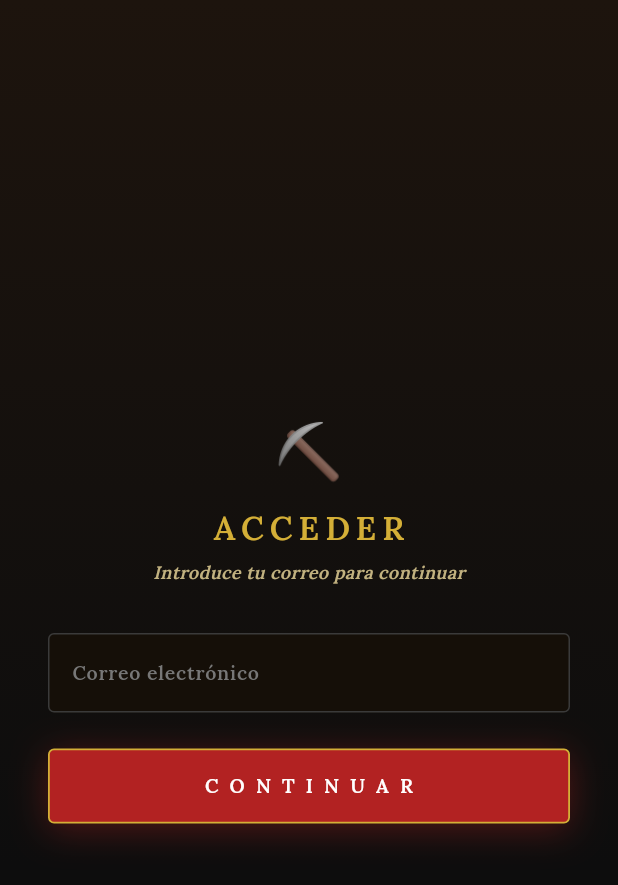
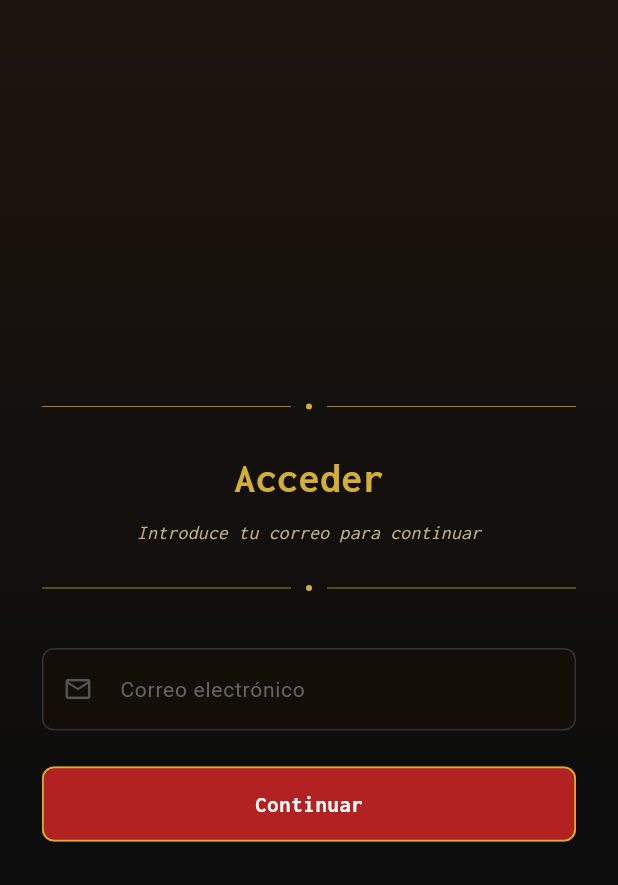
Before and after one commit to rocioxx/ProyectoFinalGrado, a Flutter app: the screen it shows after launch, after a tap on the "play arrow" icon, on a phone screen of 412 x 824 dp. Shown: the top 885 px of the screen. Run offline on Flutter 3.47's test engine with Material 3 defaults, Android fonts, the phone set to English and light mode, and no system bars; our stand-ins replace supabase_flutter; accounts and stored records are empty.

Commit message:
Cambio de fuente

```diff
--- a/proyectofinalgrado/lib/screens/game_over_screen.dart
+++ b/proyectofinalgrado/lib/screens/game_over_screen.dart
@@ -16,7 +16,7 @@ class GameOverScreen extends StatelessWidget {
             const Text(
               'GAME OVER',
               style: TextStyle(
-                fontFamily: 'Lora',
+                fontFamily: 'Inconsolata',
                 fontSize: 42,
                 fontWeight: FontWeight.bold,
                 color: Color(0xFFE8706A),
@@ -65,7 +65,7 @@ class _MenuButton extends StatelessWidget {
           label,
           textAlign: TextAlign.center,
           style: const TextStyle(
-            fontFamily: 'Lora',
+            fontFamily: 'Inconsolata',
             fontSize: 16,
             color: Color.fromARGB(200, 255, 255, 255),
             letterSpacing: 1,
--- a/proyectofinalgrado/lib/screens/login_screen.dart
+++ b/proyectofinalgrado/lib/screens/login_screen.dart
@@ -10,20 +10,20 @@ class LoginScreen extends StatefulWidget {
 }
 
 class _LoginScreenState extends State<LoginScreen> {
-  static const _primary = Color(0xFFD4AF37);
+  static const _primary   = Color(0xFFD4AF37);
   static const _secondary = Color(0xFFC2B280);
-  static const _bg = Color(0xFF0D0D0D);
-  static const _bgWarm = Color(0xFF1D140D);
+  static const _red       = Color(0xFFB22222);
+  static const _bg        = Color(0xFF0D0D0D);
+  static const _bgWarm    = Color(0xFF1D140D);
 
   final _db = Supabase.instance.client;
 
-  final _emailCtrl = TextEditingController();
-  final _passCtrl = TextEditingController();
+  final _emailCtrl    = TextEditingController();
+  final _passCtrl     = TextEditingController();
   final _usernameCtrl = TextEditingController();
 
-  // 0 = solo email  |  1 = login (email + pass)  |  2 = registro (email + nombre + pass)
-  int _paso = 0;
-  bool _loading = false;
+  int     _paso    = 0;
+  bool    _loading = false;
   String? _error;
 
   @override
@@ -34,18 +34,13 @@ class _LoginScreenState extends State<LoginScreen> {
     super.dispose();
   }
 
-  // ── Paso 1: comprobar si el correo existe en profiles ────────────────────
   Future<void> _continuar() async {
     final email = _emailCtrl.text.trim();
     if (email.isEmpty) {
       setState(() => _error = 'Introduce tu correo electrónico.');
       return;
     }
-
-    setState(() {
-      _loading = true;
-      _error = null;
-    });
+    setState(() { _loading = true; _error = null; });
 
     final res = await _db
         .from('profiles')
@@ -54,107 +49,61 @@ class _LoginScreenState extends State<LoginScreen> {
         .maybeSingle();
 
     if (!mounted) return;
-    setState(() {
-      _loading = false;
-      _paso = res != null ? 1 : 2; // 1=login, 2=registro
-    });
+    setState(() { _loading = false; _paso = res != null ? 1 : 2; });
   }
 
-  // ── Paso 2a: iniciar sesión ───────────────────────────────────────────────
   Future<void> _login() async {
-    final email = _emailCtrl.text.trim();
-    final pass = _passCtrl.text;
-    if (pass.isEmpty) {
+    if (_passCtrl.text.isEmpty) {
       setState(() => _error = 'Introduce tu contraseña.');
       return;
     }
-
-    setState(() {
-      _loading = true;
-      _error = null;
-    });
-
+    setState(() { _loading = true; _error = null; });
     try {
-      await _db.auth.signInWithPassword(email: email, password: pass);
+      await _db.auth.signInWithPassword(
+        email: _emailCtrl.text.trim(),
+        password: _passCtrl.text,
+      );
       if (mounted) {
         Navigator.pushReplacement(
-          context,
-          MaterialPageRoute(builder: (_) => const CardScreen()),
+          context, MaterialPageRoute(builder: (_) => const CardScreen()),
         );
       }
     } on AuthException catch (e) {
-      if (mounted)
-        setState(() {
-          _loading = false;
-          _error = _traducir(e.message);
-        });
+      if (mounted) setState(() { _loading = false; _error = _traducir(e.message); });
     } catch (_) {
-      if (mounted)
-        setState(() {
-          _loading = false;
-          _error = 'Error inesperado.';
-        });
+      if (mounted) setState(() { _loading = false; _error = 'Error inesperado.'; });
     }
   }
 
-  // ── Paso 2b: crear cuenta ────────────────────────────────────────────────
   Future<void> _registrar() async {
-    final email = _emailCtrl.text.trim();
-    final pass = _passCtrl.text;
+    final email    = _emailCtrl.text.trim();
+    final pass     = _passCtrl.text;
     final username = _usernameCtrl.text.trim();
 
-    if (username.isEmpty) {
-      setState(() => _error = 'Pon un nombre para el juego.');
-      return;
-    }
-    if (pass.length < 6) {
-      setState(
-        () => _error = 'La contraseña debe tener al menos 6 caracteres.',
-      );
-      return;
-    }
+    if (username.isEmpty) { setState(() => _error = 'Pon un nombre para el juego.'); return; }
+    if (pass.length < 6)  { setState(() => _error = 'La contraseña debe tener al menos 6 caracteres.'); return; }
 
-    setState(() {
-      _loading = true;
-      _error = null;
-    });
-
+    setState(() { _loading = true; _error = null; });
     try {
       final res = await _db.auth.signUp(email: email, password: pass);
-      final uid = res.user?.id;
-      if (uid == null) throw Exception('No se pudo crear el usuario.');
+      final uid = res.user?.id ?? (throw Exception());
 
-      await _db.from('profiles').insert({
-        'id': uid,
-        'email': email,
-        'username': username,
-      });
+      await _db.from('profiles').insert({'id': uid, 'email': email, 'username': username});
 
       if (mounted) {
         Navigator.pushReplacement(
-          context,
-          MaterialPageRoute(builder: (_) => const CardScreen()),
+          context, MaterialPageRoute(builder: (_) => const CardScreen()),
         );
       }
     } on AuthException catch (e) {
       if (e.message.contains('already registered')) {
-        // Existe en auth pero no en profiles — intentar login y crear perfil
         try {
           await _db.auth.signInWithPassword(email: email, password: pass);
           final uid = _db.auth.currentUser?.id;
-          if (uid != null) {
-            await _db.from('profiles').insert({
-              'id': uid,
-              'email': email,
-              'username': username,
-            });
-          }
-          if (mounted) {
-            Navigator.pushReplacement(
-              context,
-              MaterialPageRoute(builder: (_) => const CardScreen()),
+          if (uid != null) { await _db.from('profiles').insert({'id': uid, 'email': email, 'username': username}); }
+          if (mounted) Navigator.pushReplacement(
+            context, MaterialPageRoute(builder: (_) => const CardScreen()),
           );
-          }
         } catch (_) {
           if (mounted) setState(() { _loading = false; _error = 'Correo ya registrado. Vuelve atrás e inicia sesión.'; });
         }
@@ -167,53 +116,70 @@ class _LoginScreenState extends State<LoginScreen> {
   }
 
   String _traducir(String msg) {
-    if (msg.contains('Invalid login')) return 'Contraseña incorrecta.';
-    if (msg.contains('already registered'))
-      return 'Este correo ya tiene cuenta.';
-    if (msg.contains('Password should'))
-      return 'La contraseña debe tener al menos 6 caracteres.';
+    if (msg.contains('Invalid login'))   return 'Contraseña incorrecta.';
+    if (msg.contains('already registered')) return 'Este correo ya tiene cuenta.';
+    if (msg.contains('Password should')) return 'La contraseña debe tener al menos 6 caracteres.';
     return msg;
   }
-
-  // ── UI ────────────────────────────────────────────────────────────────────
 
   @override
   Widget build(BuildContext context) {
     return Scaffold(
       backgroundColor: _bg,
+      resizeToAvoidBottomInset: true,
       body: Stack(
         fit: StackFit.expand,
         children: [
+          // Fondo
           Container(
             decoration: const BoxDecoration(
               gradient: LinearGradient(
                 begin: Alignment.topCenter,
                 end: Alignment.bottomCenter,
                 colors: [_bgWarm, _bg],
-                stops: [0.0, 0.7],
+                stops: [0.0, 0.65],
               ),
             ),
           ),
+
           SafeArea(
             child: Center(
               child: SingleChildScrollView(
-                padding: const EdgeInsets.symmetric(horizontal: 32),
+                padding: const EdgeInsets.symmetric(horizontal: 28),
                 child: AnimatedSize(
-                  duration: const Duration(milliseconds: 300),
+                  duration: const Duration(milliseconds: 280),
                   curve: Curves.easeOutCubic,
                   child: Column(
                     mainAxisSize: MainAxisSize.min,
+                    crossAxisAlignment: CrossAxisAlignment.start,
                     children: [
-                      const Text('⛏', style: TextStyle(fontSize: 36)),
-                      const SizedBox(height: 10),
+                      const SizedBox(height: 24),
+
+                      // ── Cabecera ───────────────────────────────────────────
+                      Center(
+                        child: Column(
+                          children: [
+                            // Línea decorativa dorada
+                            Row(
+                              children: [
+                                const Expanded(child: Divider(color: _primary, thickness: 0.5)),
+                                Container(
+                                  margin: const EdgeInsets.symmetric(horizontal: 10),
+                                  width: 4, height: 4,
+                                  decoration: const BoxDecoration(color: _primary, shape: BoxShape.circle),
+                                ),
+                                const Expanded(child: Divider(color: _primary, thickness: 0.5)),
+                              ],
+                            ),
+                            const SizedBox(height: 20),
+
                             Text(
-                        _paso == 2 ? 'CREAR CUENTA' : 'ACCEDER',
+                              _paso == 2 ? 'Crear cuenta' : 'Acceder',
                               style: const TextStyle(
-                          fontFamily: 'Lora',
-                          fontSize: 22,
+                                fontFamily: 'Inconsolata',
+                                fontSize: 28,
                                 fontWeight: FontWeight.bold,
                                 color: _primary,
-                          letterSpacing: 4,
                               ),
                             ),
                             const SizedBox(height: 6),
@@ -224,120 +190,121 @@ class _LoginScreenState extends State<LoginScreen> {
                                       ? 'Bienvenido de nuevo'
                                       : 'Primera vez por aquí',
                               style: const TextStyle(
-                          fontFamily: 'Lora',
-                          fontSize: 12,
+                                fontFamily: 'Inconsolata',
+                                fontSize: 13,
                                 fontStyle: FontStyle.italic,
                                 color: _secondary,
                               ),
                             ),
+                            const SizedBox(height: 20),
+                            Row(
+                              children: [
+                                const Expanded(child: Divider(color: _primary, thickness: 0.5)),
+                                Container(
+                                  margin: const EdgeInsets.symmetric(horizontal: 10),
+                                  width: 4, height: 4,
+                                  decoration: const BoxDecoration(color: _primary, shape: BoxShape.circle),
+                                ),
+                                const Expanded(child: Divider(color: _primary, thickness: 0.5)),
+                              ],
+                            ),
+                          ],
+                        ),
+                      ),
+
                       const SizedBox(height: 32),
 
-                      // ── Email (siempre visible) ──────────────────────────
+                      // ── Campos ─────────────────────────────────────────────
                       _Campo(
                         controller: _emailCtrl,
                         label: 'Correo electrónico',
+                        icon: Icons.mail_outline,
                         obscure: false,
                         keyboardType: TextInputType.emailAddress,
                         enabled: _paso == 0,
                       ),
 
-                      // ── Nombre (solo en registro) ────────────────────────
                       if (_paso == 2) ...[
                         const SizedBox(height: 14),
                         _Campo(
                           controller: _usernameCtrl,
                           label: 'Nombre en el juego',
+                          icon: Icons.person_outline,
                           obscure: false,
                         ),
                       ],
 
-                      // ── Contraseña (login y registro) ────────────────────
                       if (_paso > 0) ...[
                         const SizedBox(height: 14),
                         _Campo(
                           controller: _passCtrl,
                           label: 'Contraseña',
+                          icon: Icons.lock_outline,
                           obscure: true,
                         ),
                       ],
 
                       const SizedBox(height: 24),
 
-                      // ── Error ────────────────────────────────────────────
+                      // ── Error ──────────────────────────────────────────────
                       if (_error != null) ...[
                         Container(
-                          padding: const EdgeInsets.symmetric(
-                            horizontal: 12,
-                            vertical: 8,
-                          ),
+                          width: double.infinity,
+                          padding: const EdgeInsets.symmetric(horizontal: 14, vertical: 10),
                           decoration: BoxDecoration(
-                            color: const Color(0x33B22222),
-                            borderRadius: BorderRadius.circular(4),
-                            border: Border.all(
-                              color: const Color(0xFFB22222),
-                              width: 0.8,
-                            ),
+                            color: const Color(0x22B22222),
+                            borderRadius: BorderRadius.circular(6),
+                            border: Border.all(color: _red.withValues(alpha: 0.6), width: 0.8),
                           ),
                           child: Text(
                             _error!,
                             style: const TextStyle(
-                              fontFamily: 'Lora',
-                              fontSize: 12,
-                              color: Color(0xFFFF8080),
+                              fontSize: 13,
+                              color: Color(0xFFFF8888),
                             ),
                             textAlign: TextAlign.center,
                           ),
                         ),
-                        const SizedBox(height: 18),
+                        const SizedBox(height: 16),
                       ],
 
-                      // ── Botón principal ──────────────────────────────────
+                      // ── Botón principal ────────────────────────────────────
                       if (_loading)
-                        const SizedBox(
-                          height: 50,
-                          child: Center(
-                            child: CircularProgressIndicator(
-                              color: _primary,
-                              strokeWidth: 2,
-                            ),
+                        const Center(
+                          child: Padding(
+                            padding: EdgeInsets.symmetric(vertical: 14),
+                            child: CircularProgressIndicator(color: _primary, strokeWidth: 2),
                           ),
                         )
                       else
                         _Boton(
-                          label: _paso == 0
-                              ? 'C O N T I N U A R'
-                              : _paso == 1
-                              ? 'E N T R A R'
-                              : 'C R E A R  C U E N T A',
-                          onTap: _paso == 0
-                              ? _continuar
-                              : _paso == 1
-                              ? _login
-                              : _registrar,
+                          label: _paso == 0 ? 'Continuar' : _paso == 1 ? 'Entrar' : 'Crear cuenta',
+                          onTap: _paso == 0 ? _continuar : _paso == 1 ? _login : _registrar,
                         ),
 
-                      // ── Volver (si ya pasamos del paso 0) ───────────────
+                      // ── Volver ─────────────────────────────────────────────
                       if (_paso > 0) ...[
-                        const SizedBox(height: 16),
-                        GestureDetector(
+                        const SizedBox(height: 14),
+                        Center(
+                          child: GestureDetector(
                             onTap: () => setState(() {
-                            _paso = 0;
-                            _error = null;
-                            _passCtrl.clear();
-                            _usernameCtrl.clear();
+                              _paso = 0; _error = null;
+                              _passCtrl.clear(); _usernameCtrl.clear();
                             }),
                             child: const Text(
-                            '← Cambiar correo',
+                              'Cambiar correo',
                               style: TextStyle(
-                              fontFamily: 'Lora',
-                              fontSize: 12,
+                                fontSize: 13,
                                 color: _secondary,
                                 decoration: TextDecoration.underline,
                                 decorationColor: _secondary,
                               ),
                             ),
                           ),
+                        ),
                       ],
+
+                      const SizedBox(height: 24),
                     ],
                   ),
                 ),
@@ -356,6 +323,7 @@ class _Campo extends StatelessWidget {
   const _Campo({
     required this.controller,
     required this.label,
+    required this.icon,
     required this.obscure,
     this.keyboardType,
     this.enabled = true,
@@ -363,6 +331,7 @@ class _Campo extends StatelessWidget {
 
   final TextEditingController controller;
   final String label;
+  final IconData icon;
   final bool obscure;
   final TextInputType? keyboardType;
   final bool enabled;
@@ -375,37 +344,33 @@ class _Campo extends StatelessWidget {
       keyboardType: keyboardType,
       enabled: enabled,
       style: TextStyle(
-        color: enabled ? Colors.white : const Color(0xFF888888),
-        fontFamily: 'Lora',
-        fontSize: 14,
+        color: enabled ? Colors.white : const Color(0xFF777777),
+        fontSize: 15,
       ),
       decoration: InputDecoration(
         labelText: label,
-        labelStyle: const TextStyle(
-          color: Color(0xFF777777),
-          fontFamily: 'Lora',
-          fontSize: 13,
-        ),
+        labelStyle: const TextStyle(color: Color(0xFF666666), fontSize: 14),
+        prefixIcon: Icon(icon, color: const Color(0xFF555555), size: 20),
         enabledBorder: OutlineInputBorder(
-          borderRadius: BorderRadius.circular(4),
-          borderSide: const BorderSide(color: Color(0xFF3A3A3A)),
+          borderRadius: BorderRadius.circular(8),
+          borderSide: const BorderSide(color: Color(0xFF333333)),
         ),
         disabledBorder: OutlineInputBorder(
-          borderRadius: BorderRadius.circular(4),
-          borderSide: const BorderSide(color: Color(0xFF2A2A2A)),
+          borderRadius: BorderRadius.circular(8),
+          borderSide: const BorderSide(color: Color(0xFF222222)),
         ),
         focusedBorder: OutlineInputBorder(
-          borderRadius: BorderRadius.circular(4),
+          borderRadius: BorderRadius.circular(8),
           borderSide: const BorderSide(color: Color(0xFFD4AF37), width: 1.5),
         ),
         filled: true,
-        fillColor: enabled ? const Color(0xFF150F08) : const Color(0xFF0D0D0D),
+        fillColor: const Color(0xFF130E07),
       ),
     );
   }
 }
 
-// ── Botón de acción ────────────────────────────────────────────────────────────
+// ── Botón ──────────────────────────────────────────────────────────────────────
 
 class _Boton extends StatelessWidget {
   const _Boton({required this.label, required this.onTap});
@@ -415,32 +380,28 @@ class _Boton extends StatelessWidget {
 
   @override
   Widget build(BuildContext context) {
-    return GestureDetector(
-      onTap: onTap,
-      child: Container(
+    return SizedBox(
       width: double.infinity,
       height: 50,
-        decoration: BoxDecoration(
-          color: const Color(0xFFB22222),
-          borderRadius: BorderRadius.circular(4),
-          border: Border.all(color: const Color(0xFFD4AF37), width: 1.2),
-          boxShadow: [
-            BoxShadow(
-              color: const Color(0xFFB22222).withValues(alpha: 0.4),
-              blurRadius: 20,
-              offset: const Offset(0, 4),
+      child: ElevatedButton(
+        onPressed: onTap,
+        style: ElevatedButton.styleFrom(
+          backgroundColor: const Color(0xFFB22222),
+          foregroundColor: Colors.white,
+          elevation: 0,
+          shape: RoundedRectangleBorder(
+            borderRadius: BorderRadius.circular(8),
+            side: const BorderSide(color: Color(0xFFD4AF37), width: 1.2),
           ),
-          ],
+          shadowColor: const Color(0xFFB22222),
         ),
-        alignment: Alignment.center,
         child: Text(
           label,
           style: const TextStyle(
-            fontFamily: 'Lora',
-            fontSize: 13,
+            fontFamily: 'Inconsolata',
+            fontSize: 15,
             fontWeight: FontWeight.bold,
-            color: Colors.white,
-            letterSpacing: 2,
+            letterSpacing: 0.5,
           ),
         ),
       ),
--- a/proyectofinalgrado/lib/widgets/scenario_text.dart
+++ b/proyectofinalgrado/lib/widgets/scenario_text.dart
@@ -36,7 +36,7 @@ class ScenarioText extends StatelessWidget {
             carta.texto,
             textAlign: TextAlign.center,
             style: const TextStyle(
-              fontFamily: 'Lora',
+              fontFamily: 'Inconsolata',
               fontSize: 18,
               fontWeight: FontWeight.w600,
               color: Color.fromARGB(221, 255, 255, 255),
@@ -52,7 +52,7 @@ class ScenarioText extends StatelessWidget {
               choiceText,
               textAlign: TextAlign.center,
               style: TextStyle(
-                fontFamily: 'Lora',
+                fontFamily: 'Inconsolata',
                 fontSize: 18,
                 fontWeight: FontWeight.bold,
                 color: choiceColor,
```
Also changed, not shown: proyectofinalgrado/pubspec.yaml (+16 -2 lines), proyectofinalgrado/lib/fonts/Inconsolata-Black.ttf (added), proyectofinalgrado/lib/fonts/Inconsolata-Bold.ttf (added), proyectofinalgrado/lib/fonts/Inconsolata-ExtraBold.ttf (added), proyectofinalgrado/lib/fonts/Inconsolata-ExtraLight.ttf (added), proyectofinalgrado/lib/fonts/Inconsolata-Light.ttf (added), proyectofinalgrado/lib/fonts/Inconsolata-Medium.ttf (added), proyectofinalgrado/lib/fonts/Inconsolata-Regular.ttf (added), proyectofinalgrado/lib/fonts/Inconsolata-SemiBold.ttf (added), proyectofinalgrado/lib/fonts/Lora-SemiBold.ttf (deleted). Lines whose indentation alone changed are shown as unchanged.
